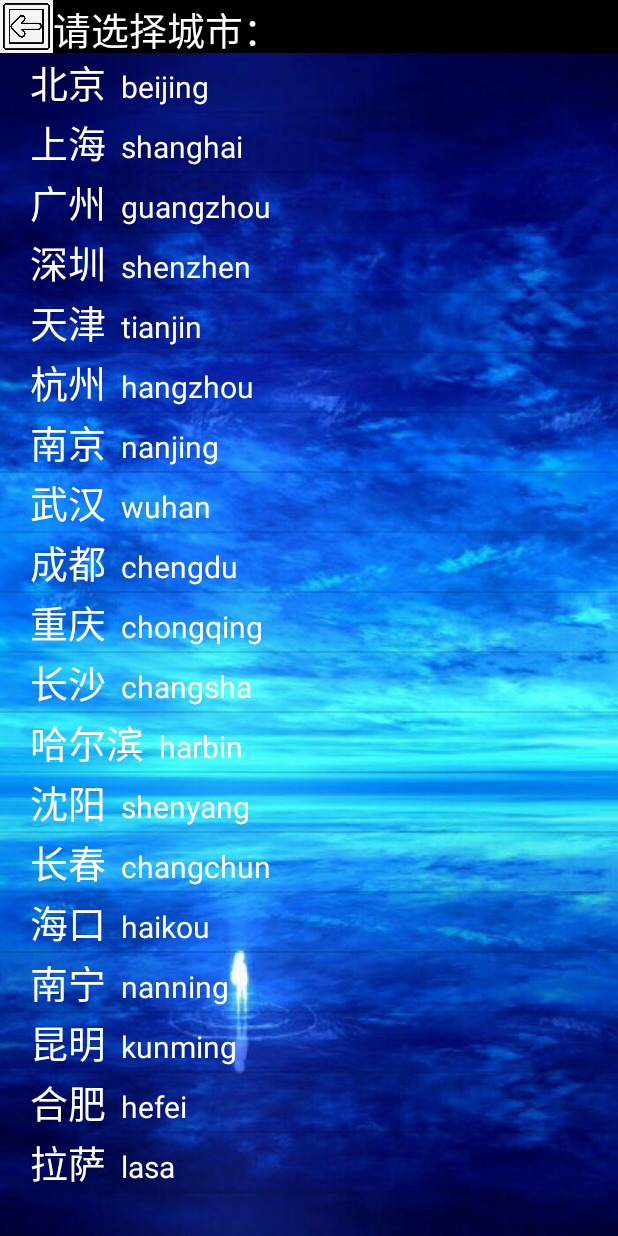
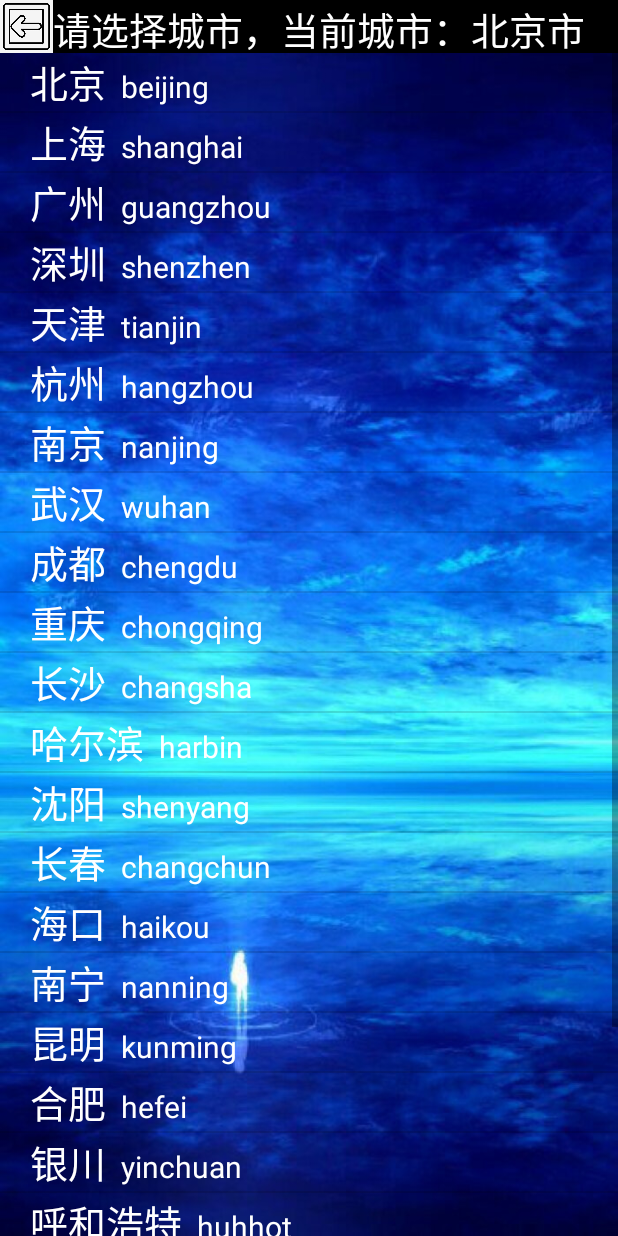
Before and after one commit to secrettttt/weather, an Android app: the screen it shows after launch (CitySelectionActivity), after a tap on an icon or button, on a phone screen of 412 x 824 dp. Run offline under Robolectric (Android 15) with nearby library versions, the light colour scheme and no system bars; libraries missing offline, so code that uses them is left out: com.baidu.location; 7 statements that could not run were skipped.

Commit message:
两个activity，一个主界面，一个选城市的界面

```diff
--- /dev/null
+++ b/app/src/main/java/com/example/weather/CityListDBOpenHelper.java
@@ -0,0 +1,36 @@
+package com.example.weather;
+
+import android.content.ContentValues;
+import android.content.Context;
+import android.database.sqlite.SQLiteDatabase;
+import android.database.sqlite.SQLiteOpenHelper;
+
+public class CityListDBOpenHelper extends SQLiteOpenHelper {
+
+    public CityListDBOpenHelper(Context context, String name, SQLiteDatabase.CursorFactory factory, int version) {
+        super(context,"citylist.db",null,1);
+    }
+
+    //数据库第一次创建时被调用
+    @Override
+    public void onCreate(SQLiteDatabase db){
+        db.execSQL("CREATE TABLE city(cityid INTEGER PRIMARY KEY AUTOINCREMENT, cityChineseName ,cityPinyinName)");
+        //插入操作
+        String[] nameList = {"北京","上海","广州","深圳","天津","杭州","南京","武汉","成都","重庆",
+               "长沙","哈尔滨","沈阳","长春","海口","南宁","昆明","合肥","银川","呼和浩特","兰州","西宁","乌鲁木齐","拉萨"};
+        String[] pinyinList = {"beijing","shanghai","guangzhou","shenzhen","tianjin","hangzhou","nanjing","wuhan","chengdu","chongqing",
+               "changsha","harbin","shenyang","changchun","haikou","nanning","kunming","hefei","yinchuan","huhhot","lanzhou","xining","urumqi","lasa"};
+        for(int i=0;i<nameList.length;i++) {
+            ContentValues values = new ContentValues();
+            values.put("cityChineseName", nameList[i]);
+            values.put("cityPinyinName", pinyinList[i]);
+            db.insert("city", null, values);
+        }
+    }
+
+    //软件版本号发生改变时调用
+    @Override
+    public void onUpgrade(SQLiteDatabase db, int oldVersion, int newVersion){
+        db.execSQL("");
+    }
+}
--- a/app/src/main/java/com/example/weather/CitySelectionActivity.java
+++ b/app/src/main/java/com/example/weather/CitySelectionActivity.java
@@ -1,16 +1,23 @@
 package com.example.weather;
 
 import androidx.appcompat.app.ActionBar;
+import androidx.appcompat.app.AlertDialog;
 import androidx.appcompat.app.AppCompatActivity;
 
+import android.content.ContentValues;
 import android.content.Context;
+import android.content.DialogInterface;
 import android.content.Intent;
+import android.database.Cursor;
+import android.database.sqlite.SQLiteDatabase;
+import android.database.sqlite.SQLiteOpenHelper;
 import android.os.Bundle;
 import android.util.Log;
 import android.view.View;
 import android.widget.AdapterView;
 import android.widget.ImageView;
 import android.widget.ListView;
+import android.widget.TextView;
 
 import java.util.LinkedList;
 import java.util.List;
@@ -22,6 +29,14 @@ public class CitySelectionActivity extends AppCompatActivity implements View.OnC
     private CityAdapter mAdapter = null;
     private ListView list_city;
     private ImageView backButton;
+    private TextView preferencesCityText;
+
+    private AlertDialog alert = null;
+    private AlertDialog.Builder builder = null;
+
+    private City city;
+    private int changePreferencesCity;
+
 
     @Override
     protected void onCreate(Bundle savedInstanceState) {
@@ -35,45 +50,69 @@ public class CitySelectionActivity extends AppCompatActivity implements View.OnC
         backButton = (ImageView)findViewById(R.id.city_selection_title_back);
         backButton.setOnClickListener(this);
 
+        preferencesCityText = (TextView)findViewById(R.id.city_selection_title_preferences_city);
+        preferencesCityText.setText(MainActivity.data.get("PreferencesCity"));
+
         mContext = CitySelectionActivity.this;
         list_city = (ListView) findViewById(R.id.list_city);
         mData = new LinkedList<City>();
-        mData.add(new City("北京", "beijing"));
-        mData.add(new City("上海", "shanghai"));
-        mData.add(new City("广州", "guangzhou"));
-        mData.add(new City("深圳", "shenzhen"));
-        mData.add(new City("天津", "tianjin"));
-        mData.add(new City("杭州", "hangzhou"));
-        mData.add(new City("南京", "nanjing"));
-        mData.add(new City("武汉", "wuhan"));
-        mData.add(new City("成都", "chengdu"));
-        mData.add(new City("重庆", "chongqing"));
-        mData.add(new City("长沙", "changsha"));
-        mData.add(new City("哈尔滨", "harbin"));
-        mData.add(new City("沈阳", "shenyang"));
-        mData.add(new City("长春", "changchun"));
-        mData.add(new City("海口", "haikou"));
-        mData.add(new City("南宁", "nanning"));
-        mData.add(new City("昆明", "kunming"));
-        mData.add(new City("合肥", "hefei"));
-        mData.add(new City("拉萨", "lasa"));
+
+        //数据库查询操作
+        CityListDBOpenHelper cityListDBOpenHelper = new CityListDBOpenHelper(this,"citylist.db",null,1);
+        SQLiteDatabase db = cityListDBOpenHelper.getWritableDatabase();
+        Cursor cursor =  db.rawQuery("SELECT * FROM city", null);
+        if(cursor.moveToFirst())
+        {
+            do{
+                String cityChineseName = cursor.getString(cursor.getColumnIndex("cityChineseName"));
+                String cityPinyinName = cursor.getString(cursor.getColumnIndex("cityPinyinName"));
+                mData.add(new City(cityChineseName, cityPinyinName));
+            }while(cursor.moveToNext());
+        }
+        cursor.close();
+
         mAdapter = new CityAdapter((LinkedList<City>) mData, mContext);
         list_city.setAdapter(mAdapter);
 
         list_city.setOnItemClickListener(new AdapterView.OnItemClickListener(){
             @Override
             public void onItemClick(AdapterView<?> parent, View view, int position, long id) {
-                City city = mData.get(position);
+                city = mData.get(position);
                 Log.d("selected_city: ", city.getCityPinyinName());
 
-                //Intent发起端
-                Intent intent = new Intent(CitySelectionActivity.this,MainActivity.class);
-                intent.putExtra("selected_city",city.getCityChineseName()+"市");
-                startActivity(intent);
+                alert = null;
+                builder = new AlertDialog.Builder(mContext);
+                alert = builder.setTitle("是否将该城市改为默认城市：")
+                        .setMessage("将当前选中的城市改为默认城市,\n程序启动时默认显示该城市的天气信息。")
+                        .setNegativeButton("取消", new DialogInterface.OnClickListener() {
+                            @Override
+                            public void onClick(DialogInterface dialog, int which) {
+                                changePreferencesCity=0;
+                                startIntentToMainActivity();
+                            }
+                        })
+                        .setPositiveButton("确定", new DialogInterface.OnClickListener() {
+                            @Override
+                            public void onClick(DialogInterface dialog, int which) {
+                                changePreferencesCity=1;
+                                startIntentToMainActivity();
+                            }
+                        }).create();             //创建AlertDialog对象
+                alert.show();                    //显示对话框
             }
         });
 
     }
+
+    private void startIntentToMainActivity()
+    {
+        //Intent发起端
+        Intent intent = new Intent(CitySelectionActivity.this,MainActivity.class);
+        intent.putExtra("selected_city",city.getCityChineseName()+"市");
+        intent.putExtra("changePreferencesCity",changePreferencesCity);
+        startActivity(intent);
+    }
+
 
     @Override
     public void onClick(View v)
--- a/app/src/main/java/com/example/weather/MainActivity.java
+++ b/app/src/main/java/com/example/weather/MainActivity.java
@@ -40,6 +40,7 @@ import java.text.SimpleDateFormat;
 import java.util.ArrayList;
 
 import java.util.Calendar;
+import java.util.Map;
 import java.util.TimeZone;
 import java.util.Timer;
 import java.util.TimerTask;
@@ -64,6 +65,10 @@ public class MainActivity extends AppCompatActivity implements View.OnClickListe
     private MyLocationListener myListener = new MyLocationListener();
 
     private String locationResult = "北京市";
+
+    private Context mContext;
+    private SharedPreferencesHelper sh;
+    public static Map<String,String> data;
 
     private void initView()
     {
@@ -113,13 +118,25 @@ public class MainActivity extends AppCompatActivity implements View.OnClickListe
         ActionBar actionBar = getSupportActionBar();
         actionBar.hide();
 
-        locationResult = "北京市";
+        mContext = getApplicationContext();
+        sh = new SharedPreferencesHelper(mContext);
+        data = sh.read();
+        locationResult = data.get("PreferencesCity");
 
         //Intent接收端
         Intent intent = getIntent();
         if(intent.getStringExtra("selected_city")!= null)//判断intent是否有值传入
         {
-            locationResult = intent.getStringExtra("selected_city");
+            if(intent.getIntExtra("changePreferencesCity",0) == 1)
+            {
+                sh.save(intent.getStringExtra("selected_city"));
+                data = sh.read();
+                locationResult = data.get("PreferencesCity");
+            }
+            else
+            {
+                locationResult = intent.getStringExtra("selected_city");
+            }
         }
 
         //动态申请权限
--- /dev/null
+++ b/app/src/main/java/com/example/weather/SharedPreferencesHelper.java
@@ -0,0 +1,37 @@
+package com.example.weather;
+
+import android.content.Context;
+import android.content.SharedPreferences;
+
+import java.util.HashMap;
+import java.util.Map;
+
+public class SharedPreferencesHelper {
+    private Context mContext;
+
+    public SharedPreferencesHelper()
+    {
+
+    }
+
+    public SharedPreferencesHelper(Context mContext)
+    {
+        this.mContext = mContext;
+    }
+
+    public void save(String PreferencesCity)
+    {
+        SharedPreferences sp = mContext.getSharedPreferences("spCity",Context.MODE_PRIVATE);
+        SharedPreferences.Editor editor = sp.edit();
+        editor.putString("PreferencesCity",PreferencesCity);
+        editor.commit();
+    }
+
+    public Map<String,String> read()
+    {
+        Map<String,String> data = new HashMap<String,String>();
+        SharedPreferences sp = mContext.getSharedPreferences("spCity",Context.MODE_PRIVATE);
+        data.put("PreferencesCity",sp.getString("PreferencesCity","北京市"));
+        return data;
+    }
+}
--- a/app/src/main/res/layout/activity_city_selection.xml
+++ b/app/src/main/res/layout/activity_city_selection.xml
@@ -17,11 +17,30 @@
             android:layout_height="match_parent"
             android:src="@drawable/city_selection_title_back" />
         <TextView
-            android:layout_width="match_parent"
+            android:id="@+id/city_selection_title_selected_tips"
+            android:layout_width="wrap_content"
             android:layout_height="match_parent"
             android:layout_toRightOf="@id/city_selection_title_back"
             android:gravity="center_vertical"
-            android:text="请选择城市："
+            android:text="请选择城市，"
+            android:textSize="25.0dp"
+            android:textColor="#FFFFFF"/>
+        <TextView
+            android:id="@+id/city_selection_title_preferences_tips"
+            android:layout_width="wrap_content"
+            android:layout_height="match_parent"
+            android:layout_toRightOf="@id/city_selection_title_selected_tips"
+            android:gravity="center_vertical"
+            android:text="当前城市："
+            android:textSize="25.0dp"
+            android:textColor="#FFFFFF"/>
+        <TextView
+            android:id="@+id/city_selection_title_preferences_city"
+            android:layout_width="wrap_content"
+            android:layout_height="match_parent"
+            android:layout_toRightOf="@id/city_selection_title_preferences_tips"
+            android:gravity="center_vertical"
+            android:text="北京"
             android:textSize="25.0dp"
             android:textColor="#FFFFFF"/>
     </RelativeLayout>
```
